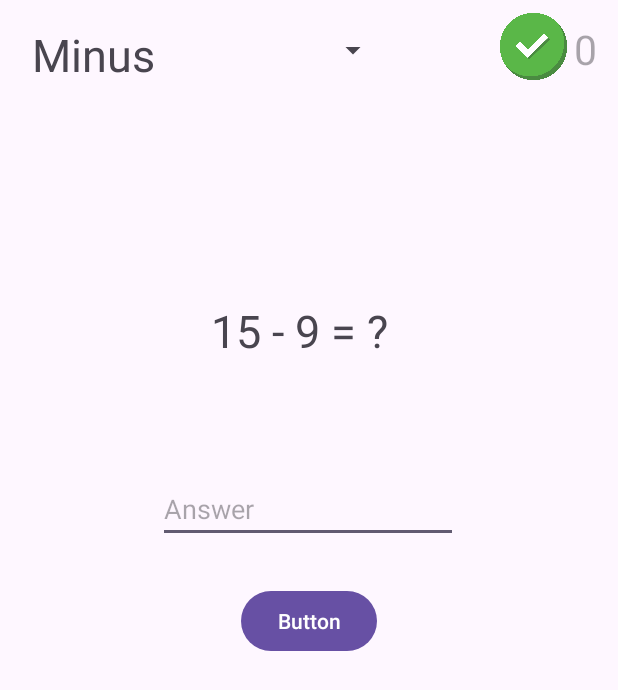
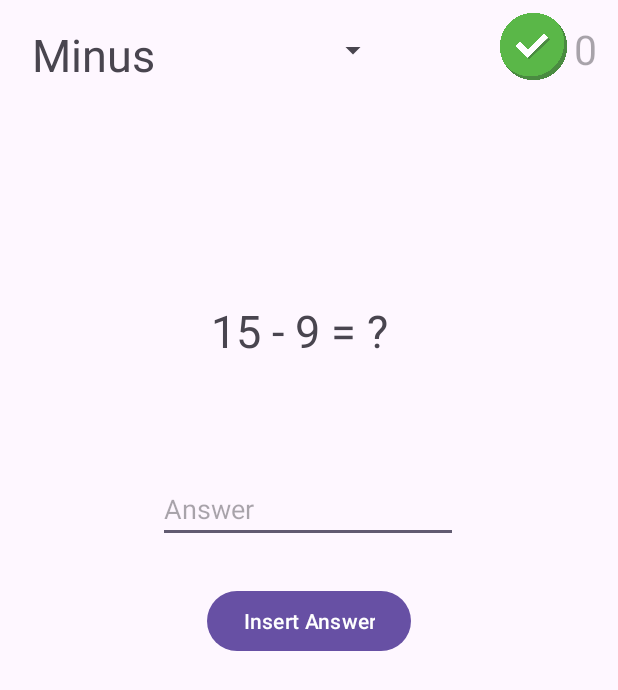
Before and after one commit to alvinjhson/MathApp, an Android app: the screen it shows after launch (MainActivity), on a phone screen of 412 x 824 dp. Shown: the top 690 px of the screen. Run offline under Robolectric (Android 15) with nearby library versions, the phone set to English and light mode, and no system bars.

Commit message:
now you can se in swedish and english

```diff
--- a/app/src/main/java/com/example/simplemathapp/AnswerActivity.kt
+++ b/app/src/main/java/com/example/simplemathapp/AnswerActivity.kt
@@ -22,10 +22,10 @@ class AnswerActivity : AppCompatActivity() {
         val answer = intent.getBooleanExtra("answeredCorrect", false)
 
         if (answer){
-            resultView.text = "Rätt svar"
+            resultView.text = getString(R.string.result)
 
         }else
-            resultView.text = "fel svar"
+            resultView.text = getString(R.string.resultWrong)
 
     }
 
--- a/app/src/main/res/layout/activity_main.xml
+++ b/app/src/main/res/layout/activity_main.xml
@@ -24,7 +24,7 @@
         android:layout_height="40dp"
         android:layout_marginTop="80dp"
         android:ems="10"
-        android:hint="Answer"
+        android:hint="@string/answer"
         android:inputType="number"
         app:layout_constraintEnd_toEndOf="parent"
         app:layout_constraintHorizontal_bias="0.497"
@@ -36,7 +36,7 @@
         android:layout_width="wrap_content"
         android:layout_height="wrap_content"
         android:layout_marginTop="28dp"
-        android:text="Button"
+        android:text="@string/button"
         app:layout_constraintEnd_toEndOf="parent"
         app:layout_constraintStart_toStartOf="parent"
         app:layout_constraintTop_toBottomOf="@+id/answerView" />
--- a/app/src/main/res/values/strings.xml
+++ b/app/src/main/res/values/strings.xml
@@ -1,3 +1,8 @@
 <resources>
     <string name="app_name">SimpleMathApp</string>
+    <string name="answer">Answer</string>
+    <string name="button">Insert Answer</string>
+    <string name="result">Right Answer</string>
+    <string name="resultWrong">Wrong Answer</string>
+
 </resources>
```
Also changed, not shown: 1 other file.
